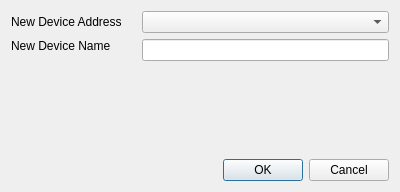
Before: the Qt Designer form Graffik/gui/core/DeviceScan/deviceassigndialog.ui in DynamicPerception/Graffik_Legacy, drawn with Qt 5.
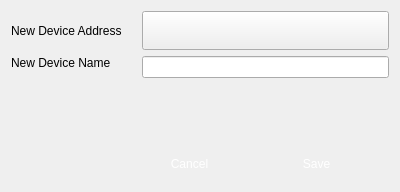
After: the same form once the commit is applied. Icons and pictures are not drawn.

```diff
--- a/Graffik/gui/core/DeviceScan/deviceassigndialog.ui
+++ b/Graffik/gui/core/DeviceScan/deviceassigndialog.ui
@@ -13,6 +13,74 @@
   <property name="windowTitle">
    <string>Configure New Device</string>
   </property>
+  <property name="styleSheet">
+   <string notr="true">QComboBox:drop-down {
+border-image: url(:/core/drop-down-sm-blue.png);
+border: 0px transparent;
+}
+
+QComboBox {
+min-height: 33px;
+min-width: 100px;
+}
+
+#AxisOptionsDialog {
+background-color:qlineargradient(spread:pad, x1:0, y1:0, x2:0, y2:1, stop:0 rgba(253, 253, 253, 255), stop:1 rgba(208, 208, 208, 255));
+}
+
+QLabel {
+font: 14pt &quot;Lucida Sans&quot;;
+}
+
+SlideToggle {
+min-width: 66px;
+max-width: 66px;
+min-height: 34px;
+max-height: 34px;
+}
+
+SlideToggle::groove:horizontal {
+ border-image: url(:/core/toggle-bg.png); 
+border: 0px transparent;
+ border-left: -9px transparent;
+ border-right: -8px transparent;
+ border-bottom: -5px transparent;
+ border-top: 0px transparent;
+/* border: 0px transparent;*/
+ padding: 0px;
+ margin: 0px;
+}
+
+SlideToggle::handle:horizontal {
+margin:0px;
+padding:0px;
+image: url(:/core/slider-handle-blue.png);
+}
+
+SlideToggle {
+margin:4px;
+}
+
+
+#cancelButton, #saveButton {
+padding:10px;
+color: rgb(255,255,255);
+font: 12px &quot;Lucida Sans&quot;;
+max-width:75px;
+max-height: 24px;
+}
+
+#cancelButton {
+border-image: url(:/core/small-gray-but-normal.png);
+border: 0px transparent;
+}
+
+#saveButton {
+border-image: url(:/core/small-blue-but-normal.png);
+border: 0px transparent;
+}
+</string>
+  </property>
   <layout class="QGridLayout" name="gridLayout">
    <item row="0" column="0">
     <widget class="QLabel" name="label">
@@ -24,13 +92,6 @@
    <item row="0" column="1" colspan="2">
     <widget class="QComboBox" name="addrCombo"/>
    </item>
-   <item row="1" column="0">
-    <widget class="QLabel" name="label_2">
-     <property name="text">
-      <string>New Device Name</string>
-     </property>
-    </widget>
-   </item>
    <item row="1" column="1" rowspan="2" colspan="2">
     <widget class="QLineEdit" name="nameLine"/>
    </item>
@@ -86,10 +147,24 @@
      </property>
     </spacer>
    </item>
-   <item row="4" column="1" colspan="2">
-    <widget class="QDialogButtonBox" name="buttonBox">
-     <property name="standardButtons">
-      <set>QDialogButtonBox::Cancel|QDialogButtonBox::Ok</set>
+   <item row="4" column="2">
+    <widget class="QPushButton" name="saveButton">
+     <property name="text">
+      <string>Save</string>
+     </property>
+    </widget>
+   </item>
+   <item row="4" column="1">
+    <widget class="QPushButton" name="cancelButton">
+     <property name="text">
+      <string>Cancel</string>
+     </property>
+    </widget>
+   </item>
+   <item row="1" column="0">
+    <widget class="QLabel" name="label_2">
+     <property name="text">
+      <string>New Device Name</string>
      </property>
     </widget>
    </item>
```
